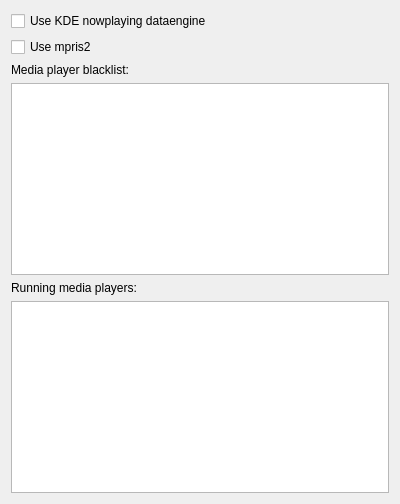
Before: the Qt Designer form contents/ui/nowplaying.ui in LandisTwo/veromix-plasmoid, drawn with Qt 5.
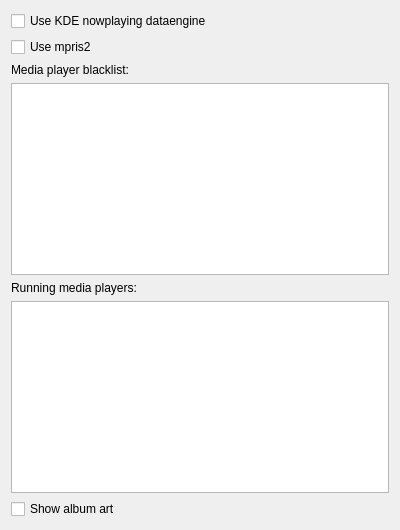
After: the same form once the commit is applied.

Commit message: Adding a checkbox to show/hide album art.

Diff of the .ui file:
```diff
--- a/contents/ui/nowplaying.ui
+++ b/contents/ui/nowplaying.ui
@@ -5,7 +5,7 @@
   <property name="minimumSize">
    <size>
     <width>400</width>
-    <height>320</height>
+    <height>340</height>
    </size>
   </property>
   <property name="windowTitle">
@@ -54,7 +54,14 @@
        <widget class="QPlainTextEdit" name="runningMediaplayers"/>
    </item>
 
-    
+    <item>
+     <widget class="QCheckBox" name="show_albumart">
+      <property name="text">
+       <string>Show album art</string>
+      </property>
+     </widget>
+    </item>
+
   </layout>
  </widget>
  <resources/>
```
